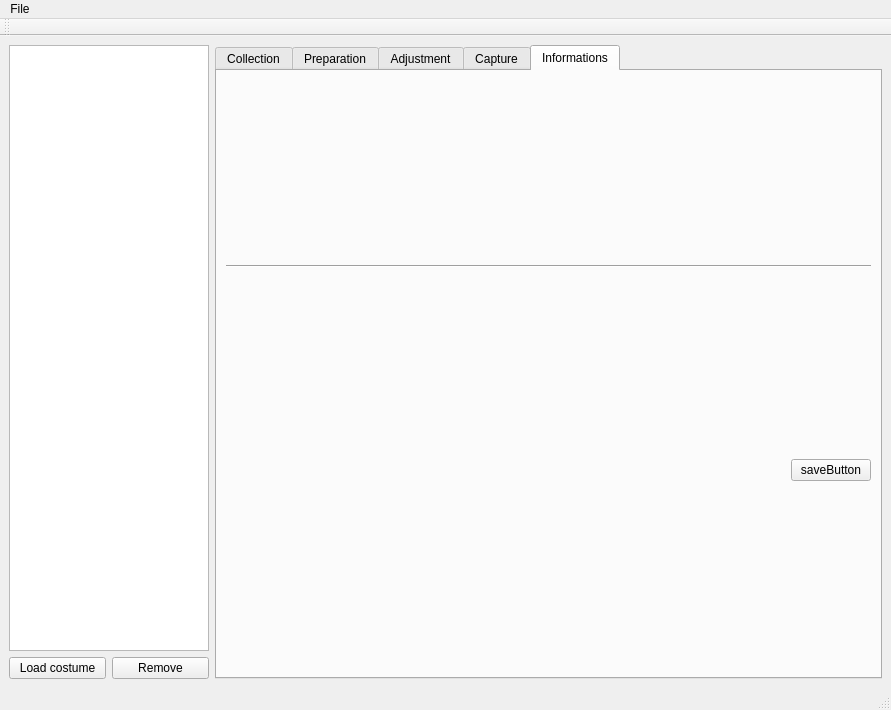
Before: the Qt Designer form pc/master/mainwindow.ui in plule/pfe-costumes, drawn with Qt 5.
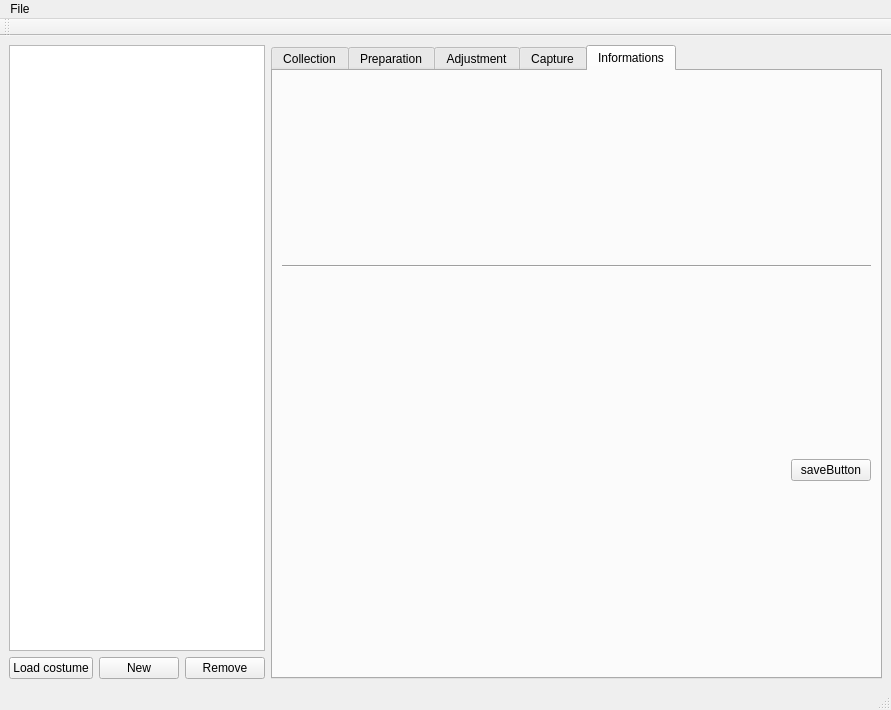
After: the same form once the commit is applied. The open tabs and pages were chosen to show the change. Custom widgets are drawn as their Qt base class.

Commit message: info widget partiellement gerer par mapper, edit, ok

```diff
--- a/pc/master/mainwindow.ui
+++ b/pc/master/mainwindow.ui
@@ -28,15 +28,6 @@
           <verstretch>0</verstretch>
          </sizepolicy>
         </property>
-        <property name="maximumSize">
-         <size>
-          <width>200</width>
-          <height>16777215</height>
-         </size>
-        </property>
-        <property name="selectionMode">
-         <enum>QAbstractItemView::MultiSelection</enum>
-        </property>
        </widget>
       </item>
       <item>
@@ -48,6 +39,13 @@
           </property>
          </widget>
         </item>
+        <item>
+         <widget class="QPushButton" name="newCostume">
+          <property name="text">
+           <string>New</string>
+          </property>
+         </widget>
+        </item>
         <item>
          <widget class="QPushButton" name="removeButton">
           <property name="text">
```
Left out of the diff: 110 changed lines with no effect on the pictures. The commit also changes 6 other files.
